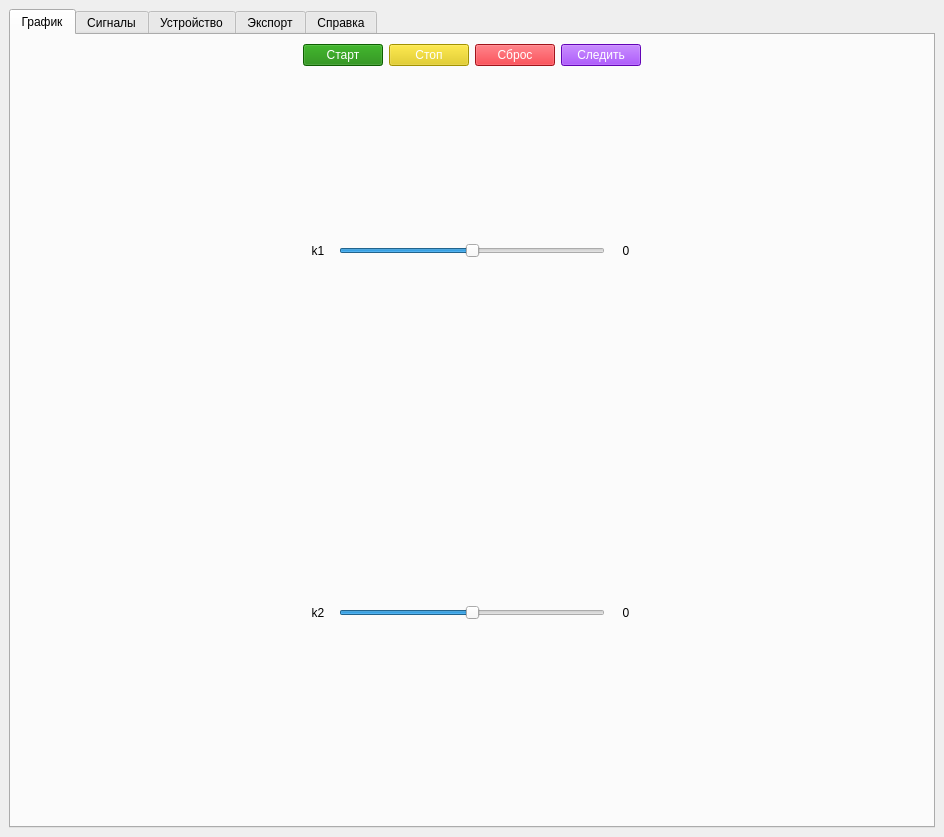
The window that ui/main.ui (Vlafder/sfive) describes before a commit, drawn with Qt 5.
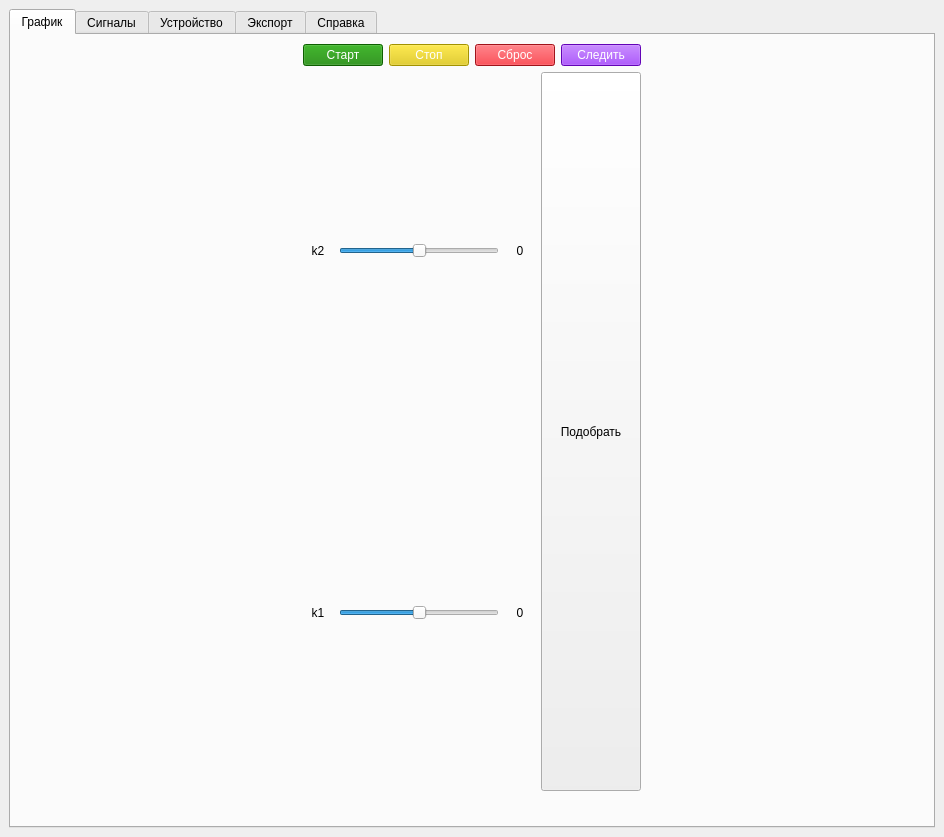
The same window after the commit. Icons and pictures are not drawn.

What changed in the file:
```diff
--- a/ui/main.ui
+++ b/ui/main.ui
@@ -99,57 +99,9 @@
                </layout>
               </item>
               <item>
-               <layout class="QHBoxLayout" name="horizontalLayout_10">
+               <layout class="QHBoxLayout" name="horizontalLayout_5">
                 <item>
-                 <widget class="QLabel" name="label_2">
-                  <property name="minimumSize">
-                   <size>
-                    <width>30</width>
-                    <height>0</height>
-                   </size>
-                  </property>
-                  <property name="text">
-                   <string>k1</string>
-                  </property>
-                  <property name="alignment">
-                   <set>Qt::AlignCenter</set>
-                  </property>
-                 </widget>
-                </item>
-                <item>
-                 <widget class="QSlider" name="k1_slider">
-                  <property name="styleSheet">
-                   <string notr="true">color: rgb(28, 113, 216);</string>
-                  </property>
-                  <property name="maximum">
-                   <number>100</number>
-                  </property>
-                  <property name="value">
-                   <number>50</number>
-                  </property>
-                  <property name="orientation">
-                   <enum>Qt::Horizontal</enum>
-                  </property>
-                 </widget>
-                </item>
-                <item>
-                 <widget class="QLabel" name="k1_lbl">
-                  <property name="minimumSize">
-                   <size>
-                    <width>30</width>
-                    <height>0</height>
-                   </size>
-                  </property>
-                  <property name="text">
-                   <string>0</string>
-                  </property>
-                  <property name="alignment">
-                   <set>Qt::AlignCenter</set>
-                  </property>
-                 </widget>
-                </item>
-               </layout>
-              </item>
+                 <layout class="QVBoxLayout" name="verticalLayout_12">
               <item>
                <layout class="QHBoxLayout" name="horizontalLayout_11">
                 <item>
@@ -197,6 +149,81 @@
                   </property>
                   <property name="alignment">
                    <set>Qt::AlignCenter</set>
+                      </property>
+                     </widget>
+                    </item>
+                   </layout>
+                  </item>
+                  <item>
+                   <layout class="QHBoxLayout" name="horizontalLayout_10">
+                    <item>
+                     <widget class="QLabel" name="label_2">
+                      <property name="minimumSize">
+                       <size>
+                        <width>30</width>
+                        <height>0</height>
+                       </size>
+                      </property>
+                      <property name="text">
+                       <string>k1</string>
+                      </property>
+                      <property name="alignment">
+                       <set>Qt::AlignCenter</set>
+                      </property>
+                     </widget>
+                    </item>
+                    <item>
+                     <widget class="QSlider" name="k1_slider">
+                      <property name="styleSheet">
+                       <string notr="true">color: rgb(28, 113, 216);</string>
+                      </property>
+                      <property name="maximum">
+                       <number>100</number>
+                      </property>
+                      <property name="value">
+                       <number>50</number>
+                      </property>
+                      <property name="orientation">
+                       <enum>Qt::Horizontal</enum>
+                      </property>
+                     </widget>
+                    </item>
+                    <item>
+                     <widget class="QLabel" name="k1_lbl">
+                      <property name="minimumSize">
+                       <size>
+                        <width>30</width>
+                        <height>0</height>
+                       </size>
+                      </property>
+                      <property name="text">
+                       <string>0</string>
+                      </property>
+                      <property name="alignment">
+                       <set>Qt::AlignCenter</set>
+                      </property>
+                     </widget>
+                    </item>
+                   </layout>
+                  </item>
+                 </layout>
+                </item>
+                <item>
+                 <widget class="QPushButton" name="adjust_pid_button">
+                  <property name="sizePolicy">
+                   <sizepolicy hsizetype="Minimum" vsizetype="Preferred">
+                    <horstretch>0</horstretch>
+                    <verstretch>0</verstretch>
+                   </sizepolicy>
+                  </property>
+                  <property name="minimumSize">
+                   <size>
+                    <width>100</width>
+                    <height>0</height>
+                   </size>
+                  </property>
+                  <property name="text">
+                   <string>Подобрать</string>
                   </property>
                  </widget>
                 </item>
```
Lines whose indentation alone changed are shown as unchanged.
